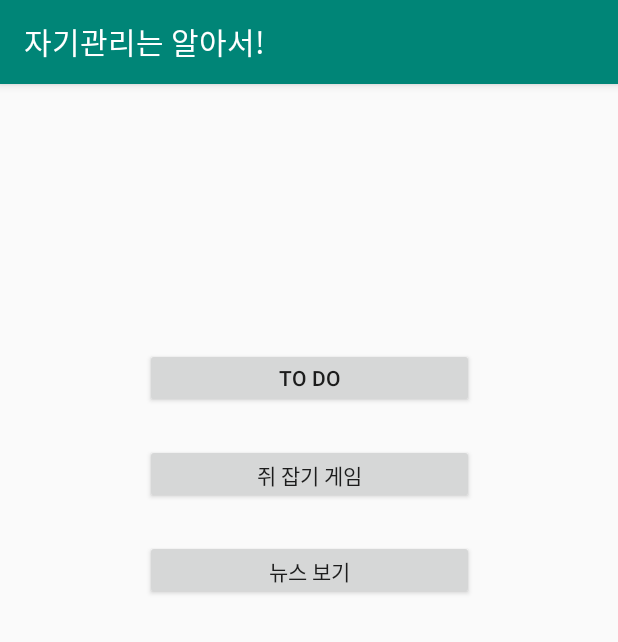
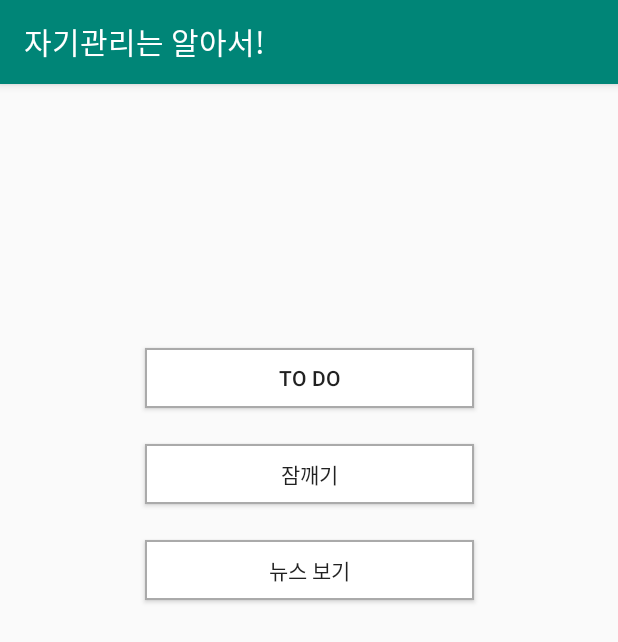
Before and after one commit to smc219/SCSA_AndroidProject, an Android app: the screen it shows after launch (MainActivity), on a phone screen of 412 x 824 dp. Shown: the top 642 px of the screen. Run offline under Robolectric (Android 15) with nearby library versions, the phone set to English and light mode, and no system bars.

Commit message:
android scsa finished

```diff
--- a/AndroidProject_Seokminchang/app/src/main/java/edu/scsa/android/androidproject_seokminchang/MouseCatch.java
+++ b/AndroidProject_Seokminchang/app/src/main/java/edu/scsa/android/androidproject_seokminchang/MouseCatch.java
@@ -45,7 +45,8 @@ public class MouseCatch extends Activity {
     int ototscore;
     Timer to; // 시간 초과시 게임 종료.
     Random r=new Random();  // 이미지 위치를 랜덤하게 발생시킬 객체
-    TextView scoreBoard; // 점수 표시
+    TextView scoreBoard; // 점수 표시z
+    TextView leftTime;
     SoundPool pool;   // 소리
     int liveMouse;    // 소리
     int liveCat; // 고양이소리
--- a/AndroidProject_Seokminchang/app/src/main/java/edu/scsa/android/androidproject_seokminchang/TodoEdit.java
+++ b/AndroidProject_Seokminchang/app/src/main/java/edu/scsa/android/androidproject_seokminchang/TodoEdit.java
@@ -36,6 +36,7 @@ public class TodoEdit extends AppCompatActivity {
         mDbHelper.open();
         setContentView(R.layout.activity_todo_edit);
         // 타이틀과 바디를 찾아본다.
+        setTitle("To do List");
         titleEt = findViewById(R.id.titleEt);
         bodyEt = findViewById(R.id.bodyEt);
         dateEt = findViewById(R.id.dateEt);
@@ -153,5 +154,4 @@ public class TodoEdit extends AppCompatActivity {
         }
     }
 
-
 }
--- /dev/null
+++ b/AndroidProject_Seokminchang/app/src/main/res/drawable/btn_bg.xml
@@ -0,0 +1,21 @@
+<?xml version="1.0" encoding="utf-8"?>
+<shape
+    xmlns:android="http://schemas.android.com/apk/res/android"
+    android:shape="rectangle">
+
+    <!-- 테두리 내부 색상 설정 -->
+    <solid android:color="@android:color/white" />
+
+    <!-- 테두리 내부 여백 설정 -->
+    <padding
+        android:bottom="8dp"
+        android:left="8dp"
+        android:right="8dp"
+        android:top="8dp" />
+
+    <!-- 테두리 설정: 두께, 색상 -->
+    <stroke
+        android:width="1dp"
+        android:color="@android:color/darker_gray" />
+
+</shape>
--- a/AndroidProject_Seokminchang/app/src/main/res/layout/activity_main.xml
+++ b/AndroidProject_Seokminchang/app/src/main/res/layout/activity_main.xml
@@ -19,6 +19,7 @@
         android:text="@string/todo"
         app:layout_constraintEnd_toEndOf="parent"
         app:layout_constraintStart_toStartOf="parent"
+        android:background="@drawable/btn_bg"
         app:layout_constraintTop_toTopOf="parent" />
 
     <Button
@@ -31,6 +32,7 @@
         android:layout_marginEnd="8dp"
         android:layout_marginRight="8dp"
         android:text="@string/mouse"
+        android:background="@drawable/btn_bg"
         app:layout_constraintEnd_toEndOf="parent"
         app:layout_constraintStart_toStartOf="parent"
         app:layout_constraintTop_toTopOf="parent" />
@@ -45,6 +47,7 @@
         android:layout_marginEnd="8dp"
         android:layout_marginRight="8dp"
         android:text="@string/news"
+        android:background="@drawable/btn_bg"
         app:layout_constraintEnd_toEndOf="parent"
         app:layout_constraintStart_toStartOf="parent"
         app:layout_constraintTop_toTopOf="parent" />
--- a/AndroidProject_Seokminchang/app/src/main/res/values/strings.xml
+++ b/AndroidProject_Seokminchang/app/src/main/res/values/strings.xml
@@ -1,5 +1,5 @@
 <resources>
-    <string name="app_name">AndroidProject_Seokminchang</string>
+    <string name="app_name">sds_smc</string>
     <string name="title">Title</string>
     <string name="body">Body</string>
     <string name="addBut">ADD</string>
@@ -11,7 +11,7 @@
     <string name="title_notifications">Notifications</string>
     <string name="score">SCORE :</string>
     <string name="todo">To do</string>
-    <string name="mouse">쥐 잡기 게임</string>
+    <string name="mouse">잠깨기</string>
     <string name="news">뉴스 보기</string>
     <string name="chosunStr">조선</string>
     <string name="khStr">경향</string>
```
Also changed, not shown: AndroidProject_Seokminchang/app/src/main/java/edu/scsa/android/androidproject_seokminchang/MainActivity.java (+3 -4 lines), AndroidProject_Seokminchang/app/src/main/java/edu/scsa/android/androidproject_seokminchang/Todo.java (+4 -7 lines), AndroidProject_Seokminchang/app/src/main/java/edu/scsa/android/androidproject_seokminchang/TodoDBAdapter.java (+6 -3 lines).
